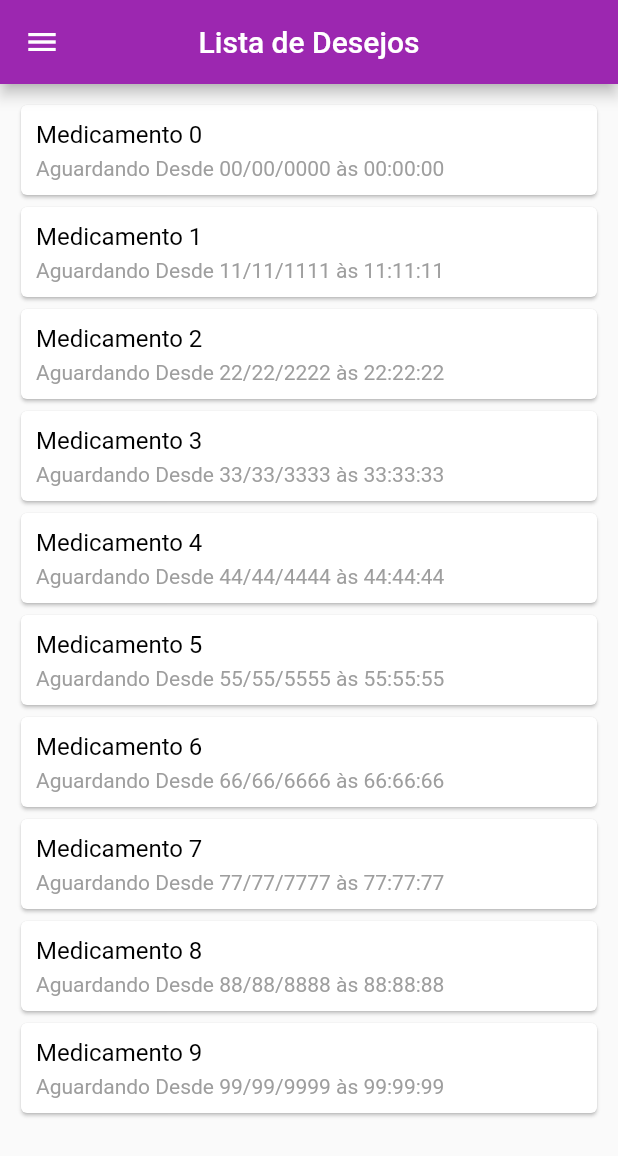
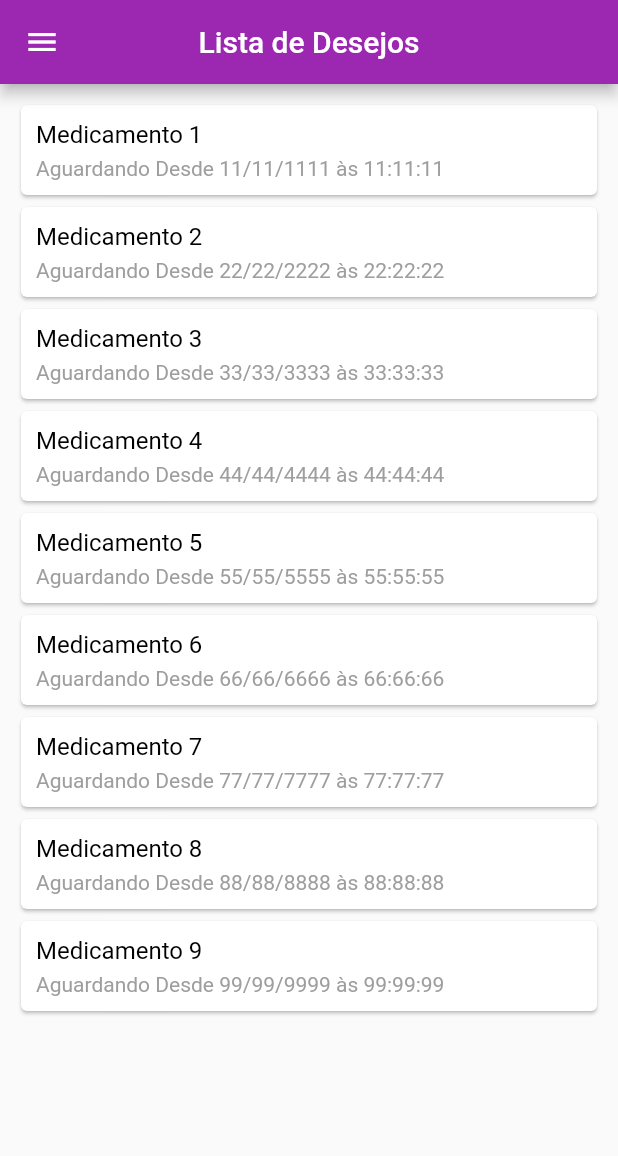
Before and after one commit to flaviorodolfo/IdrugApp, a Flutter app: the PacienteLogado screen opened directly, after a tap on an icon or button, on a phone screen of 412 x 824 dp. Shown: the top 1156 px of the screen. Run offline on Flutter 3.47's test engine with Material 2 defaults, Android fonts, the phone set to English and light mode, and no system bars; our stand-ins replace flutter_masked_text; missing offline and left inert: intro_views_flutter.

Commit message:
deus resolveu um bug'

```diff
--- a/lib/paciente/paciente_logado.screen.dart
+++ b/lib/paciente/paciente_logado.screen.dart
@@ -18,7 +18,6 @@ class PacienteLogado extends StatefulWidget {
   ];
 
 
-
   @override
   State<StatefulWidget> createState() {
     return new PacienteLogadoState();
@@ -27,60 +26,14 @@ class PacienteLogado extends StatefulWidget {
 
 class PacienteLogadoState extends State<PacienteLogado> {
   int _selectedDrawerIndex = 0;
+  var desejo = montarDe();
 
- Container cont = Container(
-     child: ListView.builder(
-       padding: EdgeInsets.all(10.0),
-       itemCount: montarDe().length,
-       itemBuilder: (BuildContext context, int index) {
-         return InkWell(
-           onTap: (){
-
-             setState(){
-               print(index);
-               print(montarDe().length);
-               montarDe().removeAt(index);
-             }
-           },
-           child: Card(
-
-             child: Padding(
-               padding: EdgeInsets.all(10.0),
-               child: Column(
-                 mainAxisAlignment: MainAxisAlignment.start,
-                 crossAxisAlignment: CrossAxisAlignment.start,
-                 children: <Widget>[
-                   Text(
-                     montarDe()[index].nomeMedicamento,
-                     style: TextStyle(
-                       fontSize: 16.0,
-                       color: Colors.black,
-                     ),
-                   ),
-                   SizedBox(
-                     height: 5.0,
-                   ),
-                   Text(
-                     montarDe()[index].dataPedido,
-                     style: TextStyle(
-                       fontSize: 14.0,
-                       color: Colors.grey,
-                     ),
-                   ),
-                 ],
-               ),
-             ),
-           ),
-         );
-       },
-     )
- );
 
 
   _getDrawerItemWidget(int pos) {
     switch (pos) {
       case 0:
-        return cont;
+        return null;
       case 1:
         return new Text("PÁGINA 2!");
       case 2:
@@ -102,6 +55,7 @@ class PacienteLogadoState extends State<PacienteLogado> {
   Widget build(BuildContext context) {
 
     var drawerOptions = <Widget>[];
+    var desejo = montarDe();
     for (var i = 0; i < widget.drawerItems.length; i++) {
       var d = widget.drawerItems[i];
       drawerOptions.add(
@@ -144,8 +98,94 @@ class PacienteLogadoState extends State<PacienteLogado> {
           ],
         ),
       ),
-      body: _getDrawerItemWidget(_selectedDrawerIndex)
+    //  body: _getDrawerItemWidget(_selectedDrawerIndex)
+      body: ListParent(notifyParent: _refresh, desejo:desejo ),
+    );
+  }
+  _refresh(int index) {
+    print(desejo.length);
+    setState(() {
+      print(desejo.length);
+      desejo.removeAt(index);
+      print(desejo.length);
+    });
+    print(desejo.length);
+  }
+
+}
+
+class ListParent extends StatefulWidget {
+  final Function(int) notifyParent;
+  var desejo = <Desejo>[];
+
+  ListParent({Key key, @required this.notifyParent,@required this.desejo}) : super(key: key);
+
+  @override
+  State<StatefulWidget> createState() {
+    // TODO: implement createState
+    return Filho(notifyParent: notifyParent, desejo:desejo);
+  }
+
+}
+
+class Filho extends State<ListParent>{
+  final Function(int) notifyParent;
+  var desejo = <Desejo>[];
+
+  Filho({Key key, @required this.notifyParent,@required this.desejo}) ;
+
+
+  @override
+  Widget build(BuildContext context) {
+    // TODO: implement build
+    return Container(
+        child: ListView.builder(
+          padding: EdgeInsets.all(10.0),
+          itemCount: desejo.length,
+          itemBuilder: (BuildContext context, int index) {
+            return InkWell(
+              onTap: (){
+              //  notifyParent(index);
+                setState(() {
+                  desejo.removeAt(index);
+                });
+
+
+              },
+              child: Card(
+
+                child: Padding(
+                  padding: EdgeInsets.all(10.0),
+                  child: Column(
+                    mainAxisAlignment: MainAxisAlignment.start,
+                    crossAxisAlignment: CrossAxisAlignment.start,
+                    children: <Widget>[
+                      Text(
+                        desejo[index].nomeMedicamento,
+                        style: TextStyle(
+                          fontSize: 16.0,
+                          color: Colors.black,
+                        ),
+                      ),
+                      SizedBox(
+                        height: 5.0,
+                      ),
+                      Text(
+                        desejo[index].dataPedido,
+                        style: TextStyle(
+                          fontSize: 14.0,
+                          color: Colors.grey,
+                        ),
+                      ),
+                    ],
+                  ),
+                ),
+              ),
+            );
+          },
+        )
     );
   }
 
+
 }
--- a/lib/util/itens_lista.dart
+++ b/lib/util/itens_lista.dart
@@ -67,6 +67,7 @@ Card _montarCardDesejos(Desejo desejo,List<Desejo> lista){
 
 
     child: InkWell(
+
       onTap: (){
         _removeFromList(desejo,lista);
         print("kkk");
```
